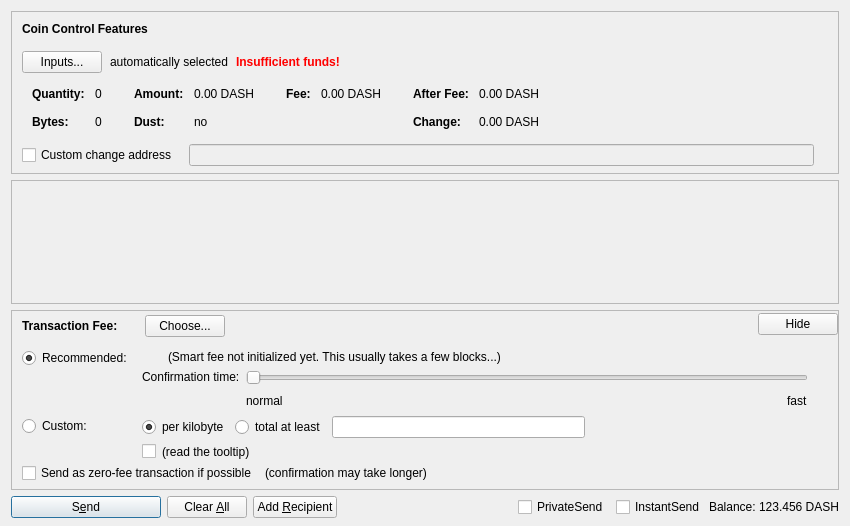
Qt form src/qt/forms/sendcoinsdialog.ui (GelCoinProject/GelCoin) before a commit.
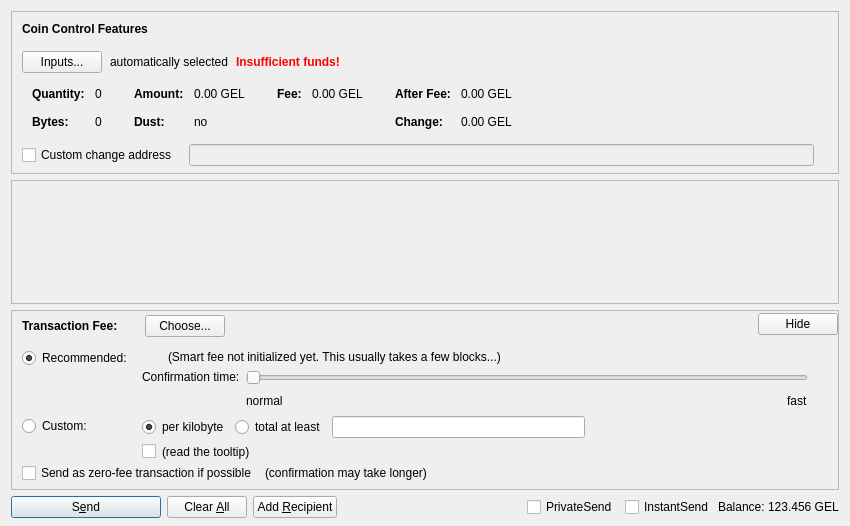
The same form after that commit. Custom widgets are drawn as their Qt base class.

```diff
--- a/src/qt/forms/sendcoinsdialog.ui
+++ b/src/qt/forms/sendcoinsdialog.ui
@@ -324,7 +324,7 @@
                   <enum>Qt::ActionsContextMenu</enum>
                  </property>
                  <property name="text">
-                  <string notr="true">0.00 DASH</string>
+                  <string notr="true">0.00 GEL</string>
                  </property>
                  <property name="textInteractionFlags">
                   <set>Qt::LinksAccessibleByMouse|Qt::TextSelectableByKeyboard|Qt::TextSelectableByMouse</set>
@@ -404,7 +404,7 @@
                   <enum>Qt::ActionsContextMenu</enum>
                  </property>
                  <property name="text">
-                  <string notr="true">0.00 DASH</string>
+                  <string notr="true">0.00 GEL</string>
                  </property>
                  <property name="textInteractionFlags">
                   <set>Qt::LinksAccessibleByMouse|Qt::TextSelectableByKeyboard|Qt::TextSelectableByMouse</set>
@@ -455,7 +455,7 @@
                   <enum>Qt::ActionsContextMenu</enum>
                  </property>
                  <property name="text">
-                  <string notr="true">0.00 DASH</string>
+                  <string notr="true">0.00 GEL</string>
                  </property>
                  <property name="textInteractionFlags">
                   <set>Qt::LinksAccessibleByMouse|Qt::TextSelectableByKeyboard|Qt::TextSelectableByMouse</set>
@@ -484,7 +484,7 @@
                   <enum>Qt::ActionsContextMenu</enum>
                  </property>
                  <property name="text">
-                  <string notr="true">0.00 DASH</string>
+                  <string notr="true">0.00 GEL</string>
                  </property>
                  <property name="textInteractionFlags">
                   <set>Qt::LinksAccessibleByMouse|Qt::TextSelectableByKeyboard|Qt::TextSelectableByMouse</set>
@@ -1337,7 +1337,7 @@
           <cursorShape>IBeamCursor</cursorShape>
          </property>
          <property name="text">
-          <string notr="true">123.456 DASH</string>
+          <string notr="true">123.456 GEL</string>
          </property>
          <property name="textInteractionFlags">
           <set>Qt::LinksAccessibleByMouse|Qt::TextSelectableByKeyboard|Qt::TextSelectableByMouse</set>
```
Left out of the diff: 6 changed lines with no effect on the pictures.
